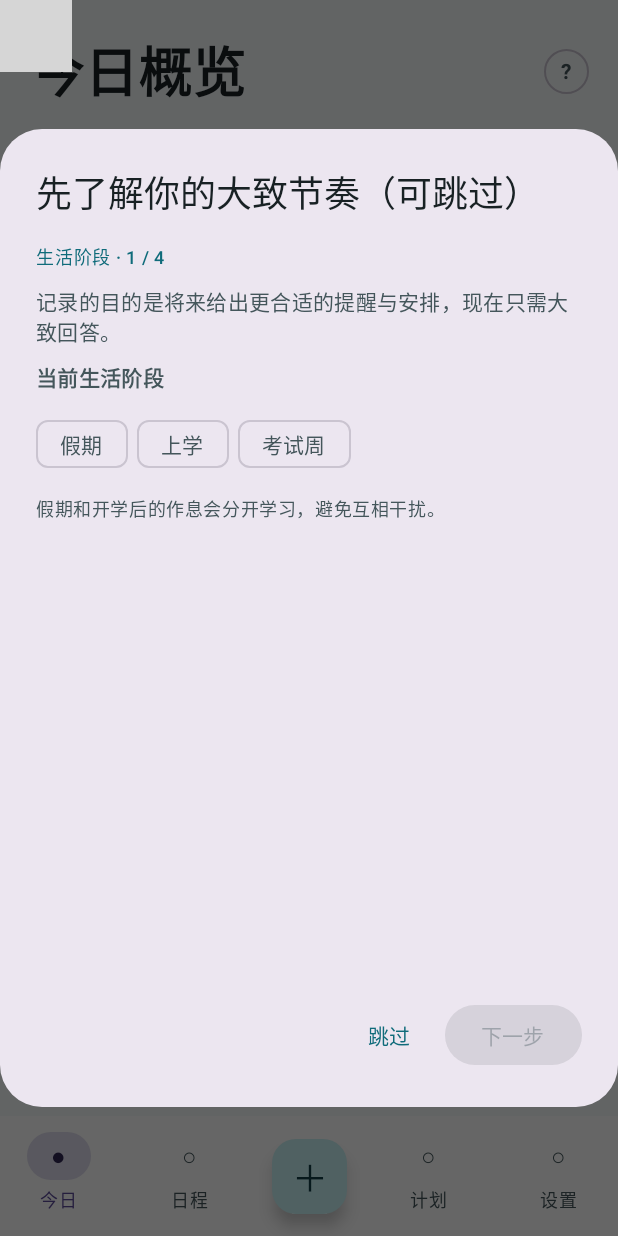
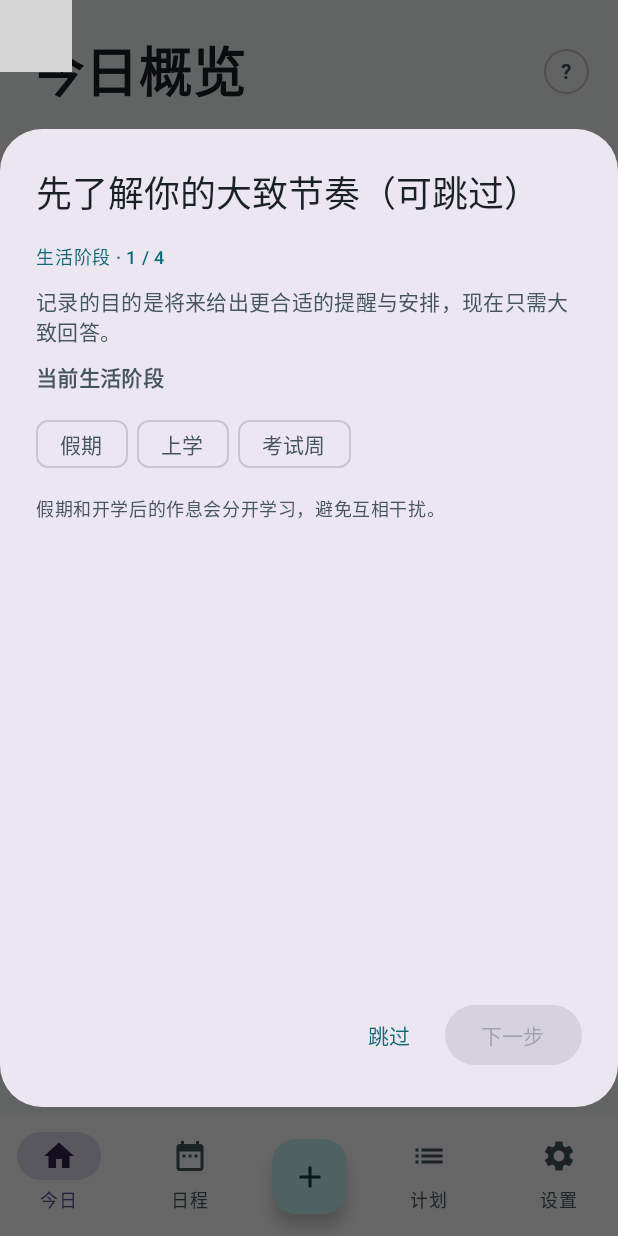
Before and after one commit to five5-7/focusflow-android, an Android app built with Jetpack Compose: the screen it shows after launch (MainActivity), on a phone screen of 412 x 824 dp. Run offline under Robolectric (Android 15) with nearby library versions, the phone set to English and light mode, and no system bars; 2 statements that could not run were skipped; grey boxes are pictures that could not be loaded.

Commit message:
FocusFlow 7.0 C6: 底栏图标替换为 Material 图标
- 今日/日程/计划/设置/加号：Text 字形(○/●/◉/＋) → Home/DateRange/List/Settings/Add
- 实测体积决策：material-icons-extended 在无 R8 的 debug 包下 +5.5MB(12.2→17.7MB)，
  不可接受；icons-core 已由 material3 传递依赖(1.7.6)自带，零新增依赖，
  最终 APK 10.9MB 较基线还小约 1.4MB（D8 打包差异）
- 层级状态(子页)仍由 label 文案(收集箱/计划·XX/设置·XX)+selected tint 表达

Co-Authored-By: Claude Code <noreply@anthropic.com>

```diff
--- a/app/src/main/java/com/sakata/focusflow/MainActivity.kt
+++ b/app/src/main/java/com/sakata/focusflow/MainActivity.kt
@@ -51,8 +51,13 @@ import androidx.compose.ui.platform.LocalContext
 import androidx.compose.foundation.text.KeyboardOptions
 import androidx.compose.material.icons.Icons
 import androidx.compose.material.icons.automirrored.filled.KeyboardArrowRight
+import androidx.compose.material.icons.filled.Add
 import androidx.compose.material.icons.filled.Close
+import androidx.compose.material.icons.filled.DateRange
 import androidx.compose.material.icons.filled.Edit
+import androidx.compose.material.icons.filled.Home
+import androidx.compose.material.icons.filled.List
+import androidx.compose.material.icons.filled.Settings
 import androidx.compose.ui.text.font.FontWeight
 import androidx.compose.ui.text.input.KeyboardType
 import androidx.compose.ui.text.input.PasswordVisualTransformation
@@ -479,25 +484,25 @@ private fun FocusFlowApp(statusCheckInRequested: Boolean, mealPromptRequested: M
                     NavigationBarItem(
                         selected = tab == 0,
                         onClick = { selectTab(0) },
-                        icon = { Text(if (tab != 0) "○" else if (!todayInboxOpen) "●" else "◉") },
+                        icon = { Icon(Icons.Filled.Home, contentDescription = null) },
                         modifier = Modifier.weight(1f),
                         label = { Text(if (todayInboxOpen) "收集箱" else "今日") }
                     )
-                    NavigationBarItem(selected = tab == 1, onClick = { selectTab(1) }, icon = { Text(if (tab == 1) "●" else "○") }, modifier = Modifier.weight(1f), label = { Text("日程") })
+                    NavigationBarItem(selected = tab == 1, onClick = { selectTab(1) }, icon = { Icon(Icons.Filled.DateRange, contentDescription = null) }, modifier = Modifier.weight(1f), label = { Text("日程") })
                     Box(Modifier.weight(0.82f), contentAlignment = Alignment.Center) {
-                        FloatingActionButton(modifier = Modifier.size(50.dp), onClick = { addMenuOpen = true }) { Text("＋", style = MaterialTheme.typography.headlineSmall) }
+                        FloatingActionButton(modifier = Modifier.size(50.dp), onClick = { addMenuOpen = true }) { Icon(Icons.Filled.Add, contentDescription = "添加") }
                     }
                     NavigationBarItem(
                         selected = tab == 2,
                         onClick = { selectTab(2) },
-                        icon = { Text(if (tab != 2) "○" else if (planPage == null) "●" else "◉") },
+                        icon = { Icon(Icons.Filled.List, contentDescription = null) },
                         modifier = Modifier.weight(1f),
                         label = { Text(planPage?.let { "计划·${it.title.take(2)}" } ?: "计划", maxLines = 1) }
                     )
                     NavigationBarItem(
                         selected = tab == 3,
                         onClick = { selectTab(3) },
-                        icon = { Text(if (tab != 3) "○" else if (settingsSubPage == null) "●" else "◉") },
+                        icon = { Icon(Icons.Filled.Settings, contentDescription = null) },
                         modifier = Modifier.weight(1f),
                         label = { Text(settingsSubPage?.let { "设置·${it.title.take(2)}" } ?: "设置", maxLines = 1) }
                     )
```
